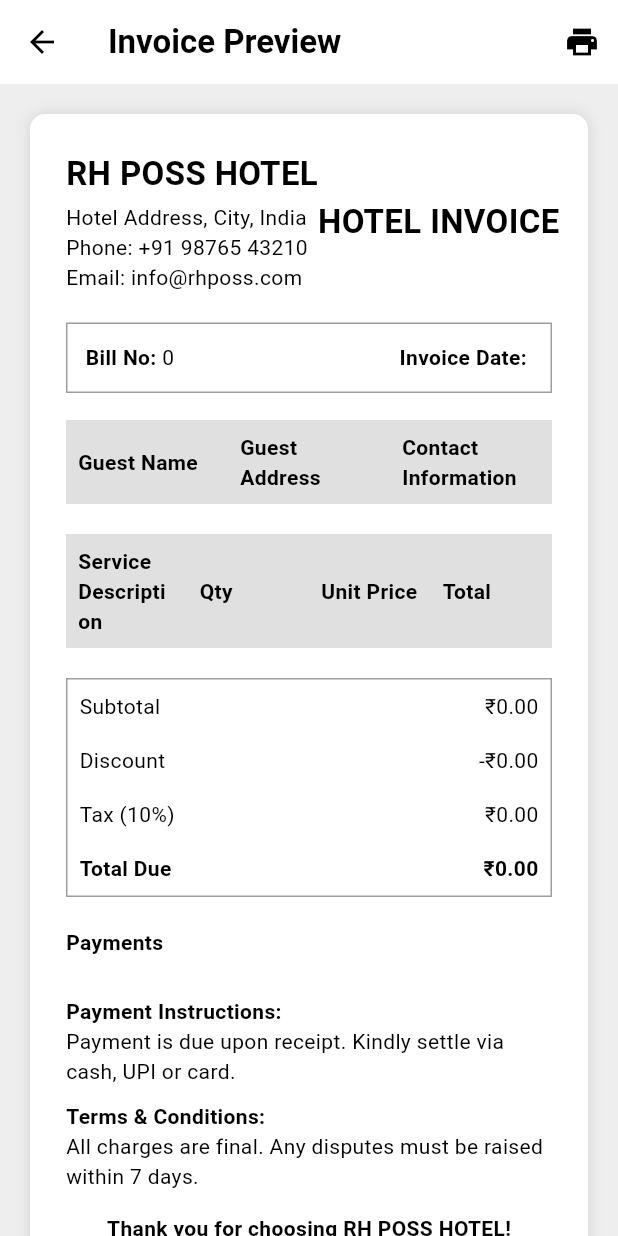
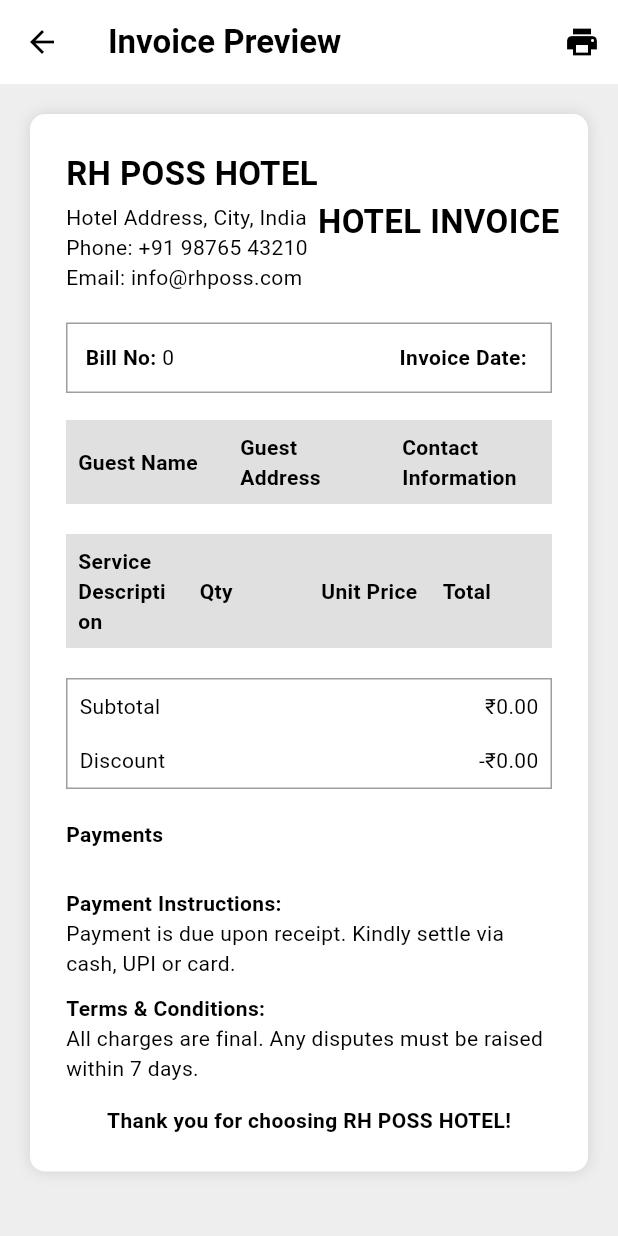
Before and after one commit to Rukhaiya59/hotel_app, a Flutter app: the BookingPrintOverview screen opened directly with empty values, on a phone screen of 412 x 824 dp. Run offline on Flutter 3.47's test engine with Material 3 defaults, Android fonts, the phone set to English and light mode, and no system bars; our stand-ins replace fl_chart, get, get_storage, objectbox, pdf, printing and 2 more; missing offline and left inert: mongo_dart; accounts and stored records are empty; generated files the repository leaves out were written again.

Commit message:
Description of what I changed

```diff
--- a/lib/screens/booking/print/booking_print_overview.dart
+++ b/lib/screens/booking/print/booking_print_overview.dart
@@ -155,8 +155,8 @@ class BookingPrintOverview extends StatelessWidget {
     final subTotal = booking.totalBill;
     final discount = booking.discountPrice ?? 0;
     final totalAfterDiscount = subTotal - discount;
-    final tax = totalAfterDiscount * 0.10;
-    final grandTotal = totalAfterDiscount + tax;
+    // final tax = totalAfterDiscount * 0.10;
+    // final grandTotal = totalAfterDiscount + tax;
 
     return Scaffold(
       appBar: AppBar(
@@ -300,13 +300,13 @@ class BookingPrintOverview extends StatelessWidget {
                         "Discount",
                         "-$symbol${discount.toStringAsFixed(2)}",
                       ),
-                      _summaryRowUI(
-                          "Tax (10%)", "$symbol${tax.toStringAsFixed(2)}"),
-                      _summaryRowUI(
-                        "Total Due",
-                        "$symbol${grandTotal.toStringAsFixed(2)}",
-                        bold: true,
-                      ),
+                      // _summaryRowUI(
+                      //     "Tax (10%)", "$symbol${tax.toStringAsFixed(2)}"),
+                      // _summaryRowUI(
+                      //   "Total Due",
+                      //   "$symbol${grandTotal.toStringAsFixed(2)}",
+                      //   bold: true,
+                      // ),
                     ],
                   ),
                 ),
```
Also changed, not shown: 1 other file.
